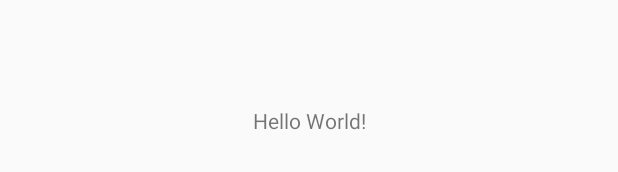
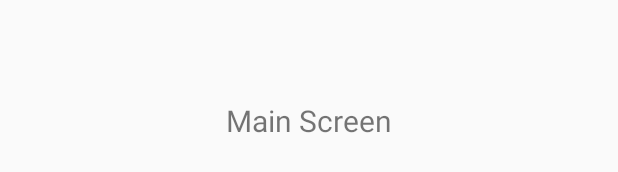
Before and after one commit to 777-chintan/myAPP, an Android app: the layout activity_main.xml on its own in the app's theme, with its tools: preview values and no code run, on a phone screen of 412 x 824 dp. Shown: the part 498-670 px from the top of the screen. Run offline under Robolectric (Android 15) with nearby library versions, the light colour scheme and no system bars.

Commit message:
Third Commit

```diff
--- a/app/src/main/res/layout/activity_main.xml
+++ b/app/src/main/res/layout/activity_main.xml
@@ -9,7 +9,8 @@
     <TextView
         android:layout_width="wrap_content"
         android:layout_height="wrap_content"
-        android:text="Hello World!"
+        android:text="Main Screen"
+        android:textSize="20sp"
         app:layout_constraintBottom_toBottomOf="parent"
         app:layout_constraintLeft_toLeftOf="parent"
         app:layout_constraintRight_toRightOf="parent"
```
Also changed, not shown: app/src/main/java/com/example/myapp/AddDetailsActivity.java (+8 -1 lines).
